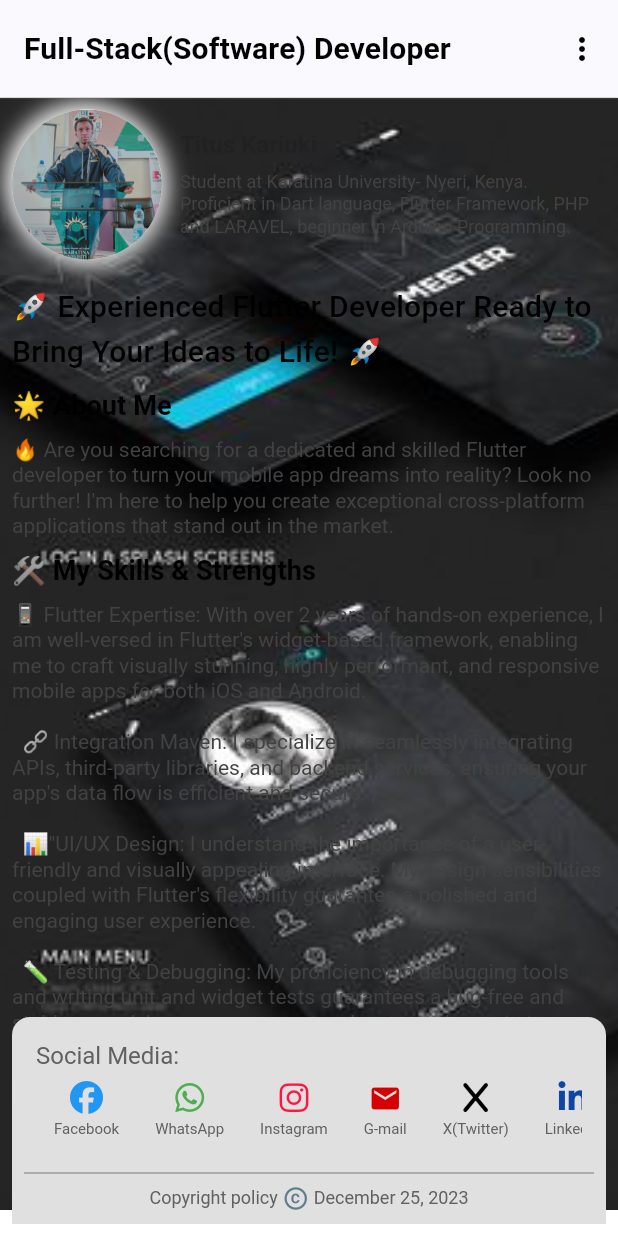
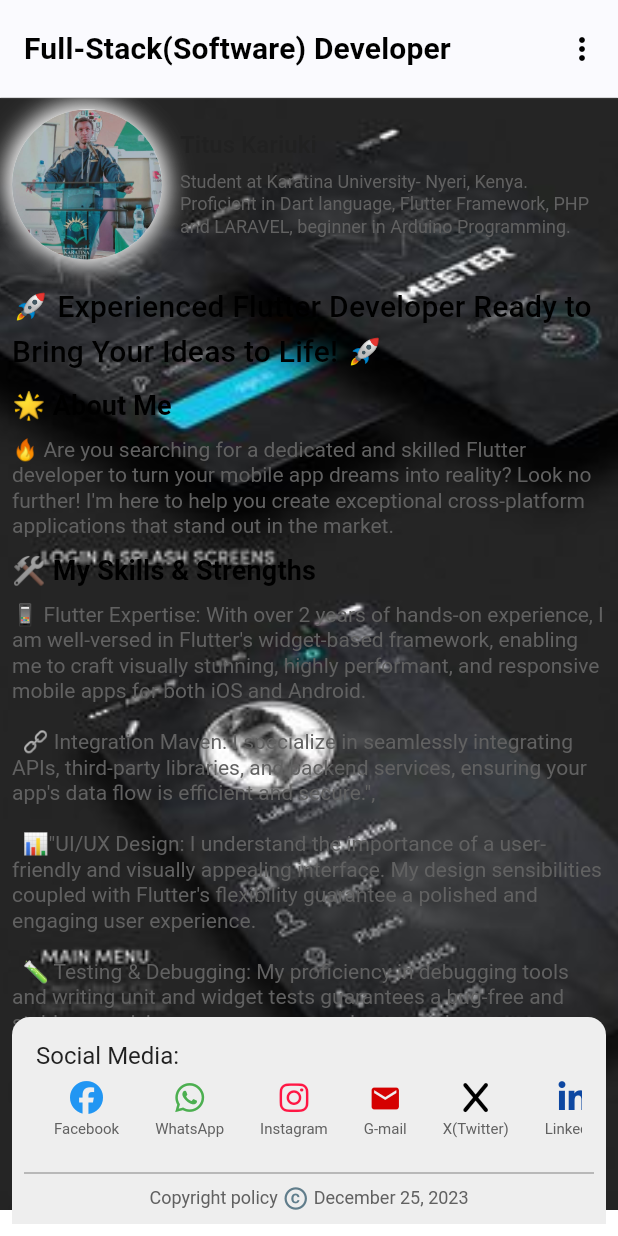
Before and after one commit to CodeK254/Portfolio, a Flutter app: the screen it shows after launch, on a phone screen of 412 x 824 dp. Run offline on Flutter 3.47's test engine with Material 3 defaults, Android fonts, the phone set to English and light mode, and no system bars; drawn by our look-alikes of animated_text_kit, flutter_animate; our stand-ins replace fluttertoast, font_awesome_flutter, get.

Commit message:
Commit 0.0.4

```diff
--- a/lib/app/views/home/home.dart
+++ b/lib/app/views/home/home.dart
@@ -413,7 +413,7 @@ class HomeScreen extends StatelessWidget {
                                 blurRadius: 14,
                               ),
                               BoxShadow(
-                                color: Colors.grey.shade300,
+                                color: Theme.of(context).primaryColor,
                                 offset: const Offset(3, 3),
                                 blurRadius: 14,
                               ),
@@ -450,9 +450,7 @@ class HomeScreen extends StatelessWidget {
                                 animatedTexts: [
                                   TypewriterAnimatedText(
                                     "Student at Karatina University- Nyeri, Kenya. Proficient in Dart language, Flutter Framework, PHP and LARAVEL, beginner in Arduino Programming.",
-                                    textStyle: Theme.of(context).textTheme.displaySmall!.copyWith(
-                                      color: Colors.grey.shade800,
-                                    ),
+                                    textStyle: Theme.of(context).textTheme.displaySmall,
                                     speed: const Duration(milliseconds: 50),
                                   ),
                                 ],
@@ -494,7 +492,6 @@ class HomeScreen extends StatelessWidget {
                                       about[index]["data"],
                                       style: Theme.of(context).textTheme.displaySmall!.copyWith(
                                         fontSize: 14,
-                                        color: Colors.grey.shade800,
                                       ),
                                     ),
                                   ],
@@ -530,7 +527,7 @@ class HomeScreen extends StatelessWidget {
                       topLeft: Radius.circular(12),
                       topRight: Radius.circular(12),
                     ),
-                    color: Colors.grey.shade300
+                    color: Theme.of(context).primaryColor,
                   ),
                   child: Padding(
                     padding: const EdgeInsets.all(8.0),
@@ -547,9 +544,7 @@ class HomeScreen extends StatelessWidget {
                                 alignment: Alignment.topLeft,
                                 child: Text(
                                   "Social Media:",
-                                  style: Theme.of(context).textTheme.displayMedium!.copyWith(
-                                    color: Colors.grey.shade700
-                                  ),
+                                  style: Theme.of(context).textTheme.displayMedium,
                                 ),
                               ),
                               SingleChildScrollView(
--- a/lib/main.dart
+++ b/lib/main.dart
@@ -11,7 +11,9 @@ void main() {
     GetMaterialApp(
       debugShowCheckedModeBanner: false,
       initialRoute: "/home",
+      // themeMode: ThemeMode.system,
       theme: lightTheme,
+      darkTheme: darkTheme,
       getPages: [
         GetPage(
           name: "/",
```
Also changed, not shown: lib/utils/theme.dart (+35 -3 lines), pubspec.lock.
